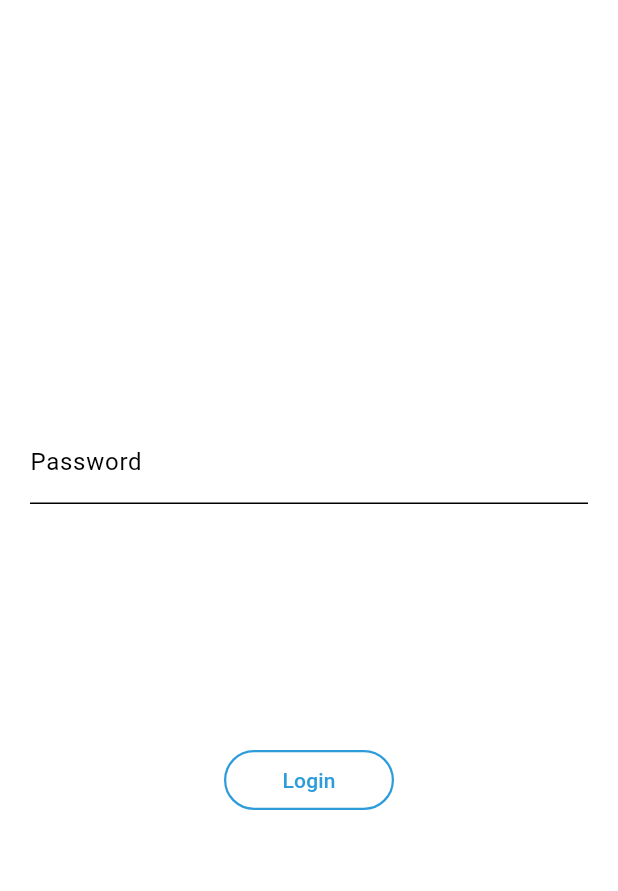
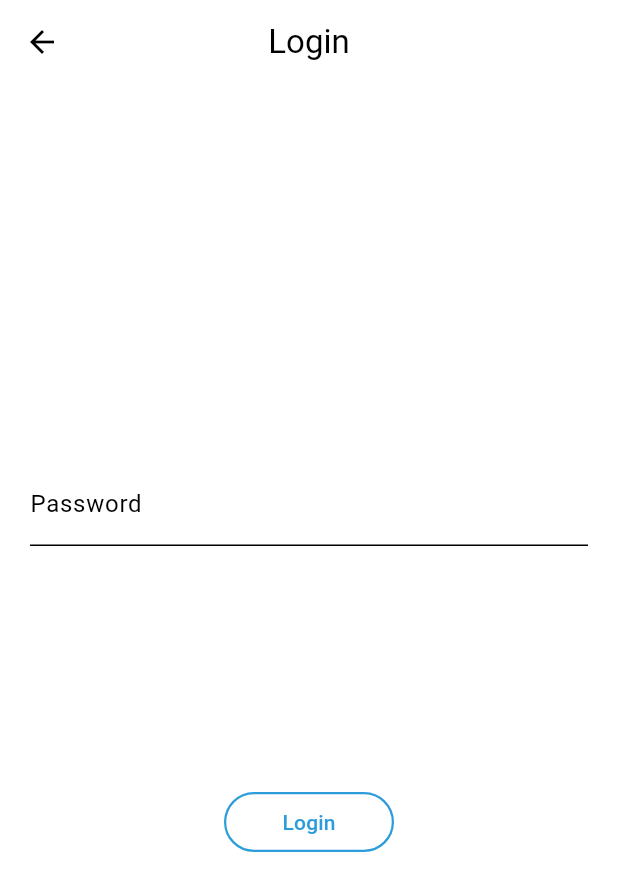
Before and after one commit to shortSparrow/encrypted_notes, a Flutter app: the LoginScreen screen opened directly, on a phone screen of 412 x 824 dp. Shown: the top 891 px of the screen. Run offline on Flutter 3.47's test engine with Material 2 defaults, Android fonts, the light colour scheme and no system bars; our stand-ins replace bloc, dartz, equatable, flutter_bloc, flutter_svg, get_it and 1 more; missing offline and left inert: dart:js_interop, dart:js_util.

Commit message:
add navigation

```diff
--- /dev/null
+++ b/lib/presentation/navigation/routes.dart
@@ -0,0 +1,32 @@
+import 'package:encrypted_notes/presentation/navigation/screens.dart';
+import 'package:encrypted_notes/presentation/screens/login/LoginScreen.dart';
+import 'package:encrypted_notes/presentation/screens/sign_up/SignUpScreen.dart';
+import 'package:flutter/material.dart';
+import 'package:go_router/go_router.dart';
+
+final GoRouter router = GoRouter(
+  routes: [
+    GoRoute(
+      path: AppScreens.home.path,
+      name: AppScreens.home.name,
+      builder: (context, state) => const Center(child: Text("HOME")),
+    ),
+    GoRoute(
+      path: AppScreens.sign_up.path,
+      name: AppScreens.sign_up.name,
+      builder: (context, state) => const SignUpScreen(),
+    ),
+    GoRoute(
+      path: AppScreens.login.path,
+      name: AppScreens.login.name,
+      builder: (context, state) => const LoginScreenWrapperProvider(),
+    ),
+  ],
+  redirect: (context, state) {
+    if (state.matchedLocation == AppScreens.login.path) {
+      return AppScreens.login.path;
+    }
+
+    return AppScreens.sign_up.path;
+  },
+);
--- a/lib/presentation/screens/login/LoginScreen.dart
+++ b/lib/presentation/screens/login/LoginScreen.dart
@@ -40,17 +40,25 @@ class _LoginScreenState extends State<LoginScreen>
   Widget build(BuildContext context) {
     final loginCubit = BlocProvider.of<LoginCubit>(context);
 
-    return Padding(
+    return Scaffold(
+      appBar: AppBar(
+        title: const Text("Login"),
+        centerTitle: true,
+      ),
+      body: Padding(
         padding: const EdgeInsets.symmetric(horizontal: 20, vertical: 20),
         child: Column(
           mainAxisAlignment: MainAxisAlignment.center,
           children: [
-          TextFormField(
+            ConstrainedBox(
+              constraints: const BoxConstraints(minWidth: 100, maxWidth: 500),
+              child: TextFormField(
                 decoration: const InputDecoration(
                   border: UnderlineInputBorder(),
                   labelText: 'Password',
                 ),
                 obscureText: true,
+              ),
             ),
             const SizedBox(height: 60),
             SizedBox(
@@ -85,6 +93,7 @@ class _LoginScreenState extends State<LoginScreen>
             Button(text: "Login", onPressed: loginCubit.onPressLogin),
           ],
         ),
+      ),
     );
   }
 }
--- a/pubspec.yaml
+++ b/pubspec.yaml
@@ -40,6 +40,7 @@ dependencies:
   equatable: ^2.0.5
   get_it: ^7.6.0
   flutter_bloc: ^8.1.3
+  go_router: ^10.0.0
 
 dev_dependencies:
   flutter_test:
```
Also changed, not shown: lib/domain/entities/app_page.dart (added, +12 -0 lines), lib/main.dart (+3 -7 lines), lib/presentation/navigation/screens.dart (added, +10 -0 lines), lib/presentation/screens/sign_up/SignUpScreen.dart (+19 -4 lines), pubspec.lock. Lines whose indentation alone changed are shown as unchanged.
